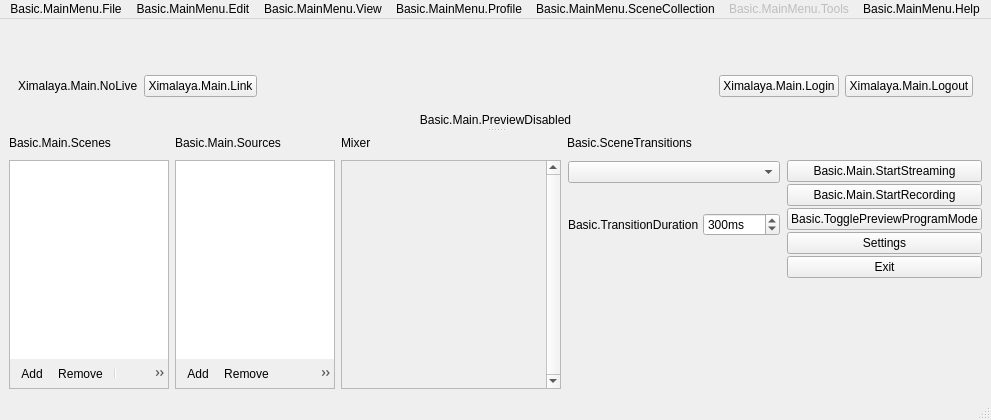
Above: UI/forms/OBSBasic.ui from flying19880517/obs-studio before the change. Below: the same form after it.
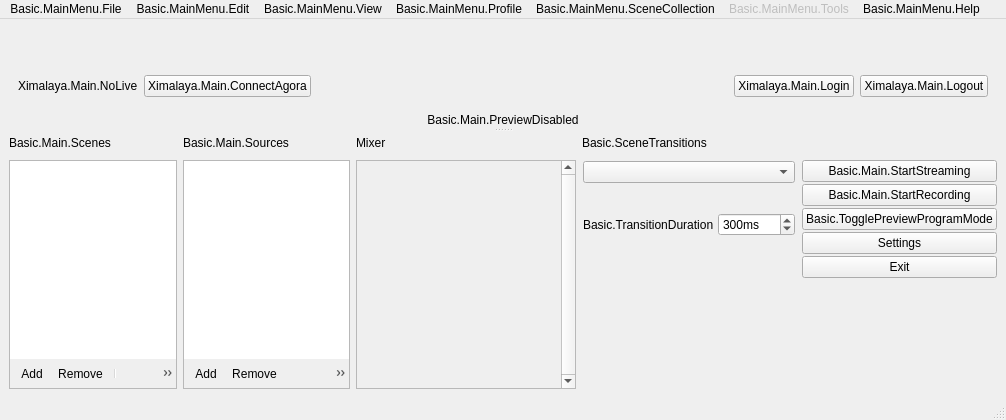
That is the form after the change. Icons and pictures are not drawn. Custom widgets are drawn as their Qt base class.

What changed in the file:
```diff
--- a/UI/forms/OBSBasic.ui
+++ b/UI/forms/OBSBasic.ui
@@ -7,7 +7,7 @@
    <rect>
     <x>0</x>
     <y>0</y>
-    <width>500</width>
+    <width>1006</width>
     <height>420</height>
    </rect>
   </property>
@@ -140,7 +140,7 @@
            <item row="0" column="1">
             <widget class="QPushButton" name="btnLink">
              <property name="text">
-              <string>Ximalaya.Main.Link</string>
+              <string>Ximalaya.Main.ConnectAgora</string>
              </property>
             </widget>
            </item>
@@ -870,8 +870,8 @@
     <rect>
      <x>0</x>
      <y>0</y>
-     <width>500</width>
-     <height>23</height>
+     <width>1006</width>
+     <height>21</height>
     </rect>
    </property>
    <widget class="QMenu" name="menu_File">
```
Left out of the diff: 2 changed lines with no effect on the pictures.
